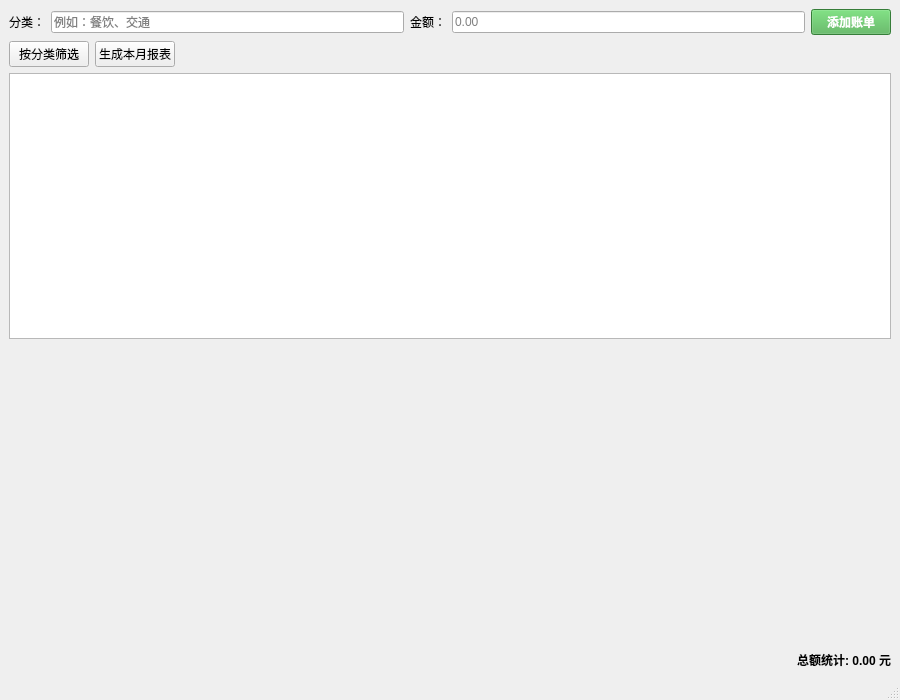
First picture: the form in mainwindow.ui, repository SNowy1123/QTend, before the edit.
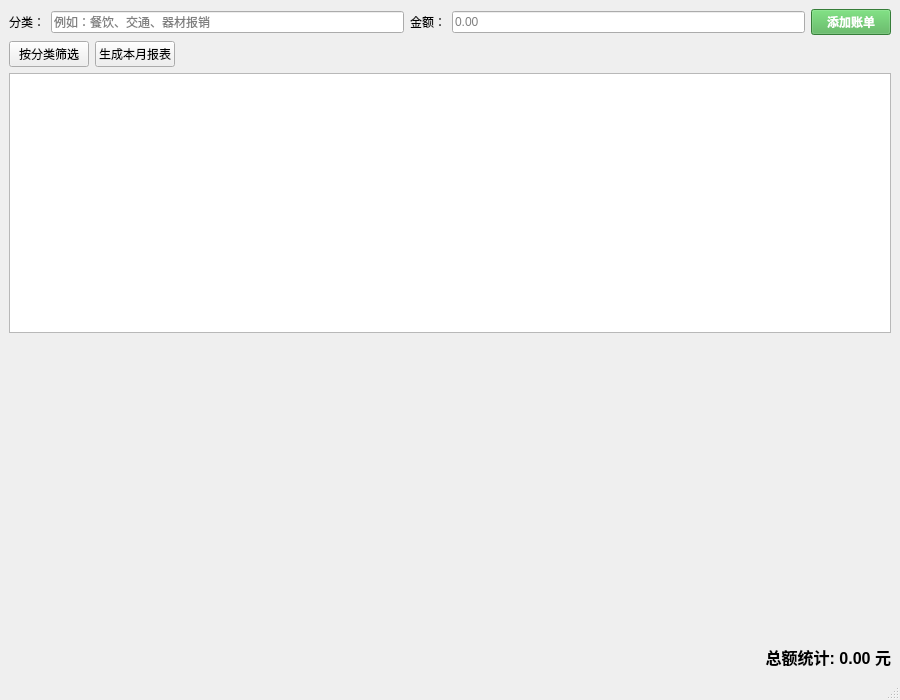
Second picture: the form after the edit. Custom widgets are drawn as their Qt base class.

Commit message: 优化了填写数据的提示

The edit to the form file:
```diff
--- a/mainwindow.ui
+++ b/mainwindow.ui
@@ -27,7 +27,7 @@
       <item>
        <widget class="QLineEdit" name="lineCategory">
         <property name="placeholderText">
-         <string>例如：餐饮、交通</string>
+         <string>例如：餐饮、交通、器材报销</string>
         </property>
        </widget>
       </item>
@@ -125,8 +125,7 @@
       </property>
       <property name="font">
        <font>
-        <pointSize>12</pointSize>
-        <weight>75</weight>
+        <pointsize>12</pointsize>
         <bold>true</bold>
        </font>
       </property>
```
Left out of the diff: 44 changed lines with no effect on the pictures.
